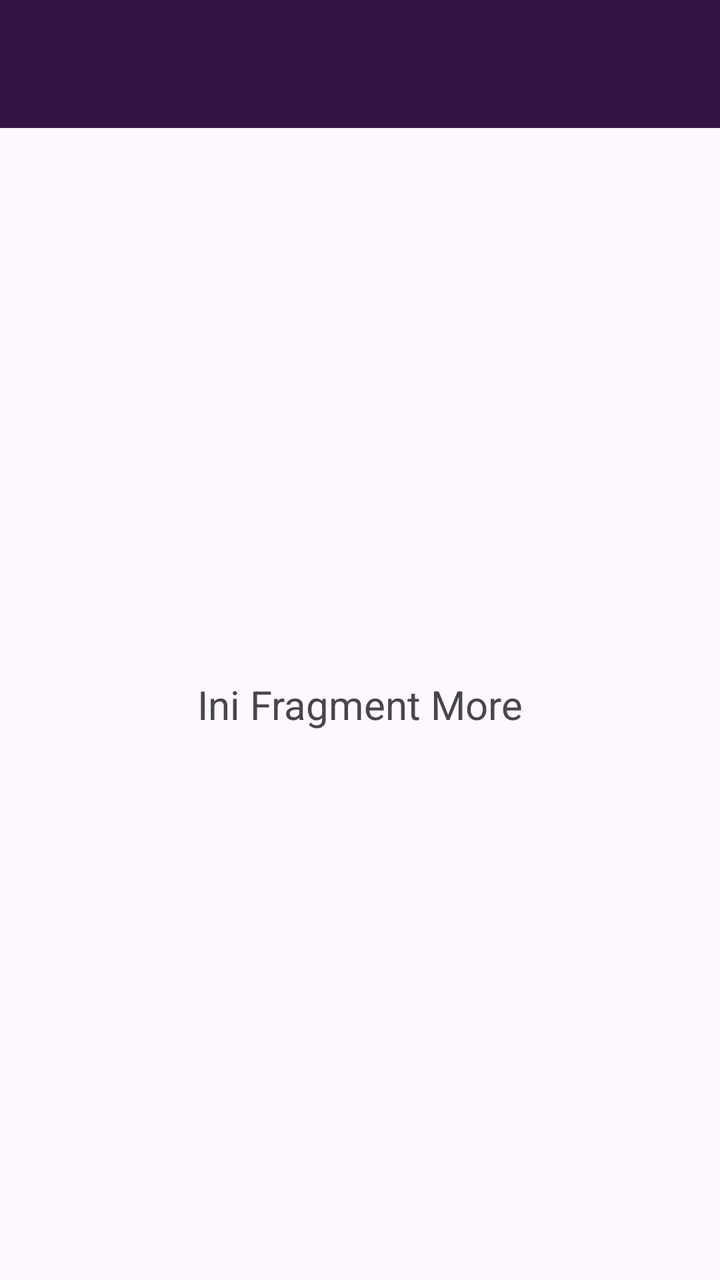
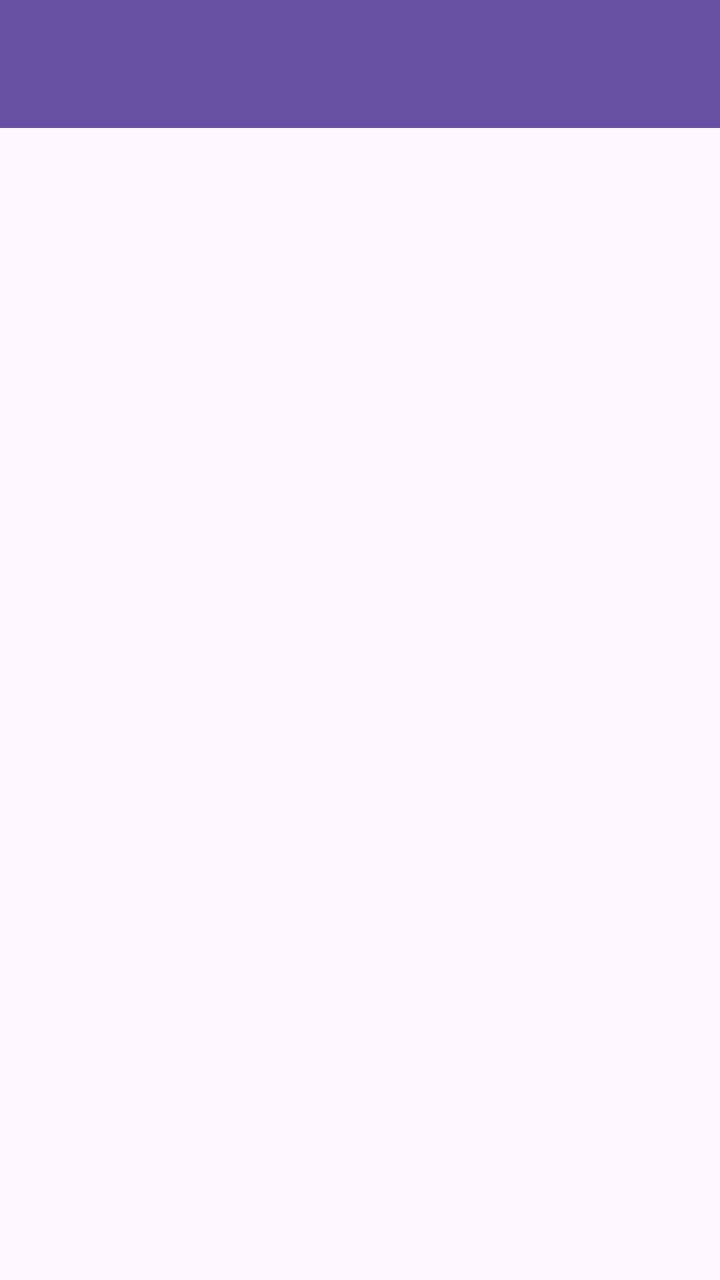

An Android layout rendered at two revisions. The XML below is the earlier revision; the diff shows what the commit changed to produce the second picture.
<!-- AndroidManifest.xml: application theme Theme.Nawfal_3TIF -->
<!-- res/layout/fragment_more.xml -->
<?xml version="1.0" encoding="utf-8"?>
<androidx.constraintlayout.widget.ConstraintLayout xmlns:android="http://schemas.android.com/apk/res/android"
    xmlns:app="http://schemas.android.com/apk/res-auto"
    xmlns:tools="http://schemas.android.com/tools"
    android:layout_width="match_parent"
    android:layout_height="match_parent"
    tools:context=".More.MoreFragment">

    <androidx.appcompat.widget.Toolbar
        android:id="@+id/toolbar"
        android:layout_width="match_parent"
        android:layout_height="?attr/actionBarSize"
        android:background="#321442"
        app:layout_constraintEnd_toEndOf="parent"
        app:layout_constraintStart_toStartOf="parent"
        app:layout_constraintTop_toTopOf="parent"
        app:titleTextColor="@android:color/white" />

    <TextView
        android:layout_width="wrap_content"
        android:layout_height="wrap_content"
        android:text="Ini Fragment More"
        android:textSize="20sp"
        app:layout_constraintBottom_toBottomOf="parent"
        app:layout_constraintEnd_toEndOf="parent"
        app:layout_constraintStart_toStartOf="parent"
        app:layout_constraintTop_toBottomOf="@+id/toolbar" />

</androidx.constraintlayout.widget.ConstraintLayout>
<!-- resources referenced by this layout -->
<resources>
  <style name="Theme.Nawfal_3TIF" parent="Base.Theme.Nawfal_3TIF" />
  <style name="Base.Theme.Nawfal_3TIF" parent="Theme.Material3.DayNight.NoActionBar">
          
          
      </style>
</resources>

<!-- the commit's change to res/layout/fragment_more.xml (unified diff, before → after) -->
@@ -1,29 +1,31 @@
 <?xml version="1.0" encoding="utf-8"?>
-<androidx.constraintlayout.widget.ConstraintLayout xmlns:android="http://schemas.android.com/apk/res/android"
+<androidx.coordinatorlayout.widget.CoordinatorLayout xmlns:android="http://schemas.android.com/apk/res/android"
     xmlns:app="http://schemas.android.com/apk/res-auto"
     xmlns:tools="http://schemas.android.com/tools"
     android:layout_width="match_parent"
     android:layout_height="match_parent"
     tools:context=".More.MoreFragment">
 
-    <androidx.appcompat.widget.Toolbar
-        android:id="@+id/toolbar"
+    <com.google.android.material.appbar.AppBarLayout
+        android:id="@+id/appBarLayout"
         android:layout_width="match_parent"
-        android:layout_height="?attr/actionBarSize"
-        android:background="#321442"
-        app:layout_constraintEnd_toEndOf="parent"
-        app:layout_constraintStart_toStartOf="parent"
-        app:layout_constraintTop_toTopOf="parent"
-        app:titleTextColor="@android:color/white" />
+        android:layout_height="wrap_content"
+        android:theme="@style/ThemeOverlay.AppCompat.Dark.ActionBar">
 
-    <TextView
-        android:layout_width="wrap_content"
-        android:layout_height="wrap_content"
-        android:text="Ini Fragment More"
-        android:textSize="20sp"
-        app:layout_constraintBottom_toBottomOf="parent"
-        app:layout_constraintEnd_toEndOf="parent"
-        app:layout_constraintStart_toStartOf="parent"
-        app:layout_constraintTop_toBottomOf="@+id/toolbar" />
+        <androidx.appcompat.widget.Toolbar
+            android:id="@+id/toolbar"
+            android:layout_width="match_parent"
+            android:layout_height="?attr/actionBarSize"
+            android:background="?attr/colorPrimary"
+            app:layout_scrollFlags="scroll|enterAlways"
+            app:titleTextColor="@android:color/white" />
 
-</androidx.constraintlayout.widget.ConstraintLayout>
+    </com.google.android.material.appbar.AppBarLayout>
+
+
+    <ListView
+        android:id="@+id/listViewItems"
+        android:layout_width="match_parent"
+        android:layout_height="match_parent"
+        app:layout_behavior="@string/appbar_scrolling_view_behavior" />
+</androidx.coordinatorlayout.widget.CoordinatorLayout>
